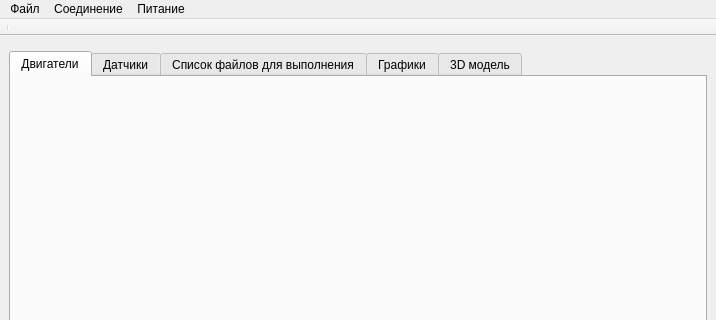
Above: src/MainWindow.ui from AlexanderMokhov/AR-600Controller before the change; both pictures show x 0 to 716 and y 0 to 320 of the 716 by 501 pixel window. Below: the same form after it.
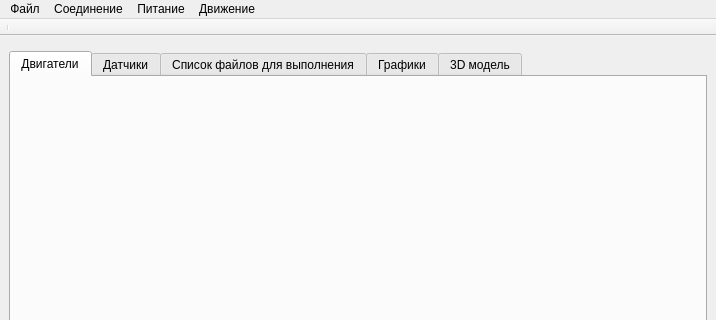
That is the form after the change.

Patch:
```diff
--- a/src/MainWindow.ui
+++ b/src/MainWindow.ui
@@ -155,9 +155,17 @@
     <addaction name="actionOn"/>
     <addaction name="actionOff"/>
    </widget>
+   <widget class="QMenu" name="menu_4">
+    <property name="title">
+     <string>Движение</string>
+    </property>
+    <addaction name="actionGoToStartPos"/>
+    <addaction name="actionGoToFilePos"/>
+   </widget>
    <addaction name="menu"/>
    <addaction name="menu_2"/>
    <addaction name="menu_3"/>
+   <addaction name="menu_4"/>
   </widget>
   <widget class="QStatusBar" name="statusbar"/>
   <widget class="QToolBar" name="MainToolBar">
```
Left out of the diff: 15 changed lines with no effect on the pictures.
